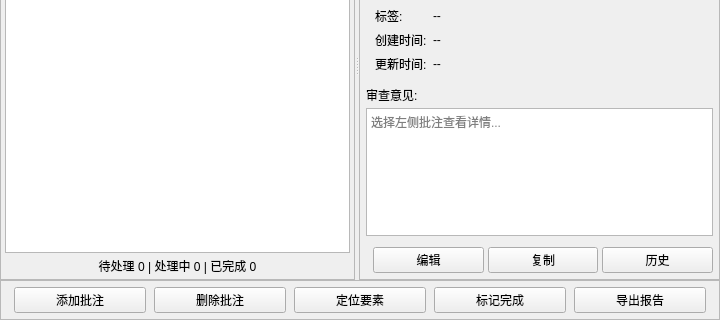
Above: gis_review_notes_dockwidget_base.ui from aszmthsfm/gis_review_notes before the change; both pictures show x 0 to 720 and y 220 to 540 of the 720 by 540 pixel window. Below: the same form after it.
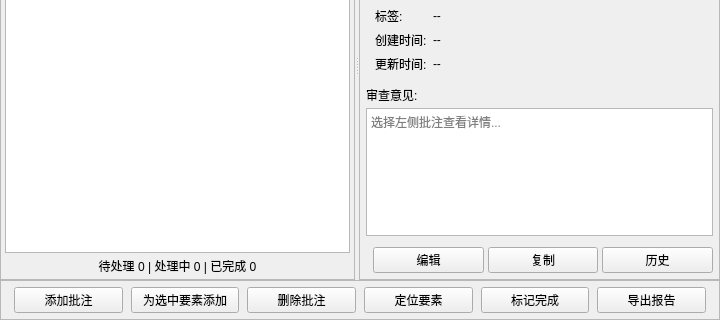
That is the form after the change.

The edit to the form file:
```diff
--- a/gis_review_notes_dockwidget_base.ui
+++ b/gis_review_notes_dockwidget_base.ui
@@ -170,6 +170,11 @@
        <property name="margin"><number>6</number></property>
        <item><spacer name="horizontalSpacer_bottomLeft"><property name="orientation"><enum>Qt::Horizontal</enum></property></spacer></item>
        <item><widget class="QPushButton" name="pushButton_addNote"><property name="text"><string>  添加批注  </string></property></widget></item>
+       <item>
+        <widget class="QPushButton" name="pushButton_addNoteForSelected">
+         <property name="text"><string>  为选中要素添加  </string></property>
+        </widget>
+       </item>
        <item><widget class="QPushButton" name="pushButton_deleteNote"><property name="text"><string>  删除批注  </string></property></widget></item>
        <item><widget class="QPushButton" name="pushButton_locateFeature"><property name="text"><string>  定位要素  </string></property></widget></item>
        <item><widget class="QPushButton" name="pushButton_markResolved"><property name="text"><string>  标记完成  </string></property></widget></item>
```
